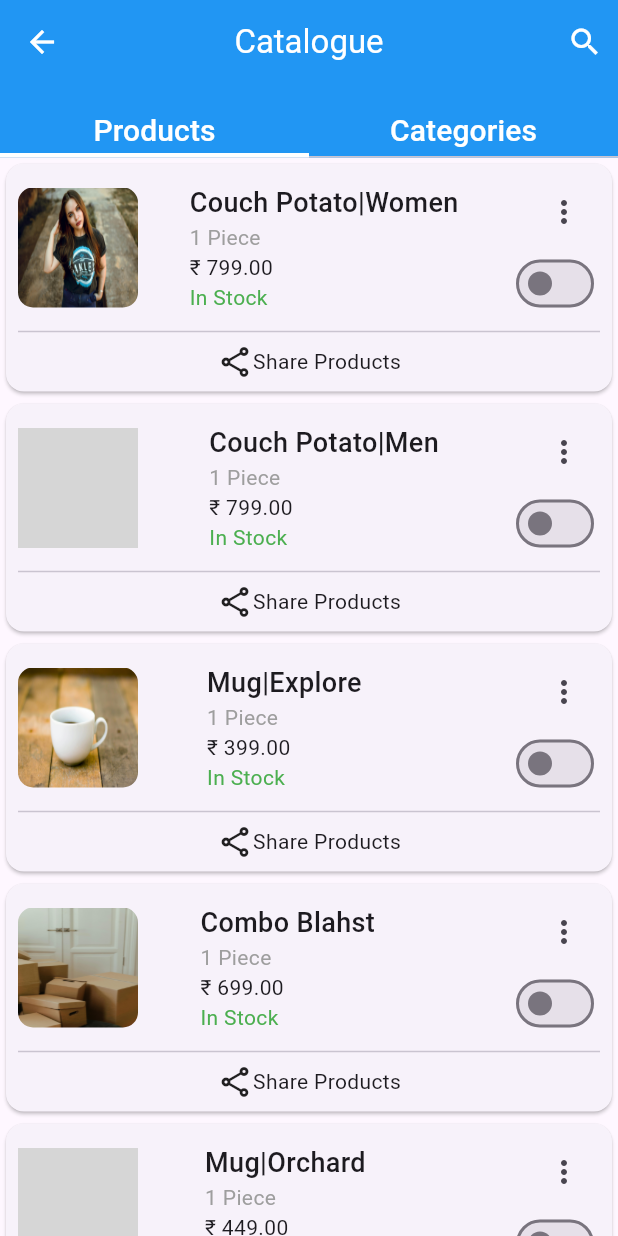
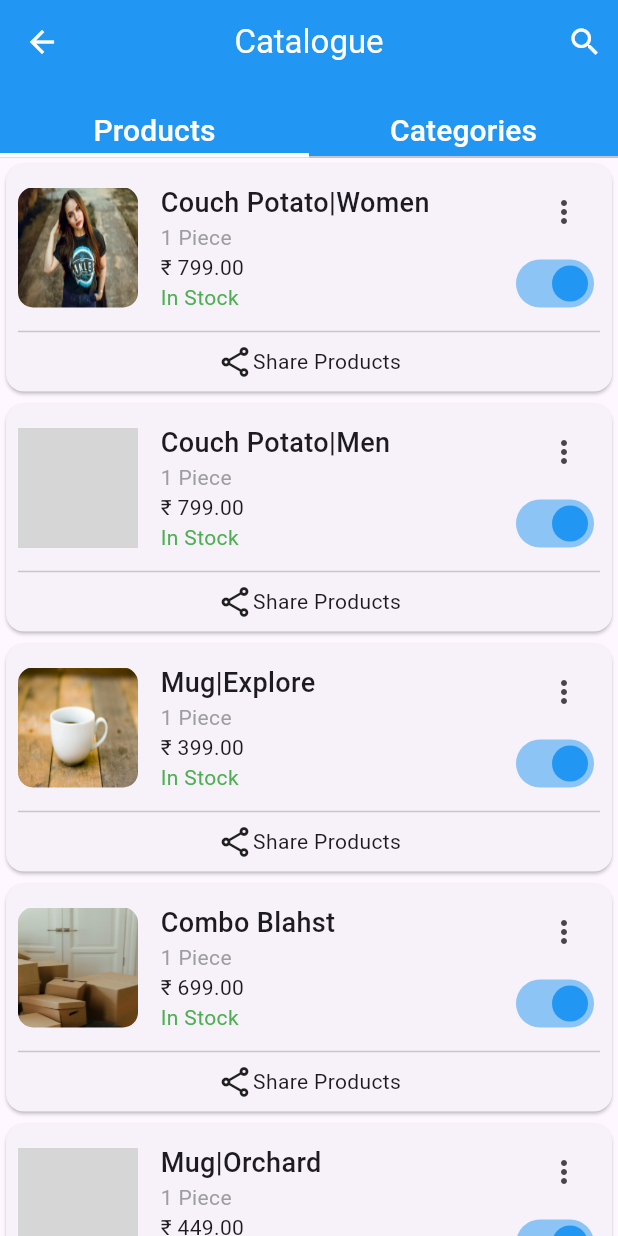
Before and after one commit to Shabeebmohmd/ui-Design, a Flutter app: the ScreenSix screen opened directly, on a phone screen of 412 x 824 dp. Run offline on Flutter 3.47's test engine with Material 3 defaults, Android fonts, the light colour scheme and no system bars; our stand-ins replace font_awesome_flutter, youtube_player_flutter; grey boxes are pictures that could not be loaded.

Commit message:
version 2

```diff
--- a/lib/screens/screen_five.dart
+++ b/lib/screens/screen_five.dart
@@ -302,6 +302,7 @@ class ScreenFive extends StatelessWidget {
               const Row(
                 children: [
                   Column(
+                    crossAxisAlignment: CrossAxisAlignment.start,
                     children: [
                       Text(
                         'State',
@@ -316,6 +317,7 @@ class ScreenFive extends StatelessWidget {
               const Row(
                 children: [
                   Column(
+                    crossAxisAlignment: CrossAxisAlignment.start,
                     children: [
                       Text(
                         'Email',
--- a/lib/screens/screen_four.dart
+++ b/lib/screens/screen_four.dart
@@ -1,5 +1,4 @@
 import 'package:flutter/material.dart';
-import 'package:flutter/widgets.dart';
 import 'package:youtube_player_flutter/youtube_player_flutter.dart';
 
 class ScreenFour extends StatefulWidget {
--- a/lib/screens/screen_one.dart
+++ b/lib/screens/screen_one.dart
@@ -8,7 +8,7 @@ class ScreenOne extends StatefulWidget {
 }
 
 class _ScreenOneState extends State<ScreenOne> {
-  bool on = false;
+  bool on = true;
   @override
   Widget build(BuildContext context) {
     return Scaffold(
--- a/lib/screens/screen_six.dart
+++ b/lib/screens/screen_six.dart
@@ -9,7 +9,7 @@ class ScreenSix extends StatefulWidget {
 }
 
 class _ScreenSixState extends State<ScreenSix> {
-  bool on = false;
+  bool on = true;
   Details obj = Details();
 
   @override
@@ -49,7 +49,7 @@ class _ScreenSixState extends State<ScreenSix> {
         ),
         body: TabBarView(
           children: [
-            products(), // Add the products list here
+            products(),
             const Center(child: Text('Categories Tab')),
           ],
         ),
@@ -70,6 +70,8 @@ class _ScreenSixState extends State<ScreenSix> {
                 Row(
                   mainAxisAlignment: MainAxisAlignment.spaceBetween,
                   children: [
+                    Column(
+                      children: [
                         ClipRRect(
                           borderRadius: BorderRadius.circular(10),
                           child: Image.asset(
@@ -78,6 +80,11 @@ class _ScreenSixState extends State<ScreenSix> {
                             height: 80,
                             fit: BoxFit.fill,
                           ),
+                        ),
+                      ],
+                    ),
+                    const SizedBox(
+                      width: 15,
                     ),
                     Column(
                       crossAxisAlignment: CrossAxisAlignment.start,
@@ -98,7 +105,10 @@ class _ScreenSixState extends State<ScreenSix> {
                         )
                       ],
                     ),
-                    if (index >= 2) const SizedBox(width: 7),
+                    Expanded(
+                      child: Row(
+                        mainAxisAlignment: MainAxisAlignment.end,
+                        children: [
                           Column(
                             crossAxisAlignment: CrossAxisAlignment.end,
                             children: [
@@ -115,6 +125,9 @@ class _ScreenSixState extends State<ScreenSix> {
                                     });
                                   })
                             ],
+                          ),
+                        ],
+                      ),
                     )
                   ],
                 ),
```
Lines whose indentation alone changed are shown as unchanged.
